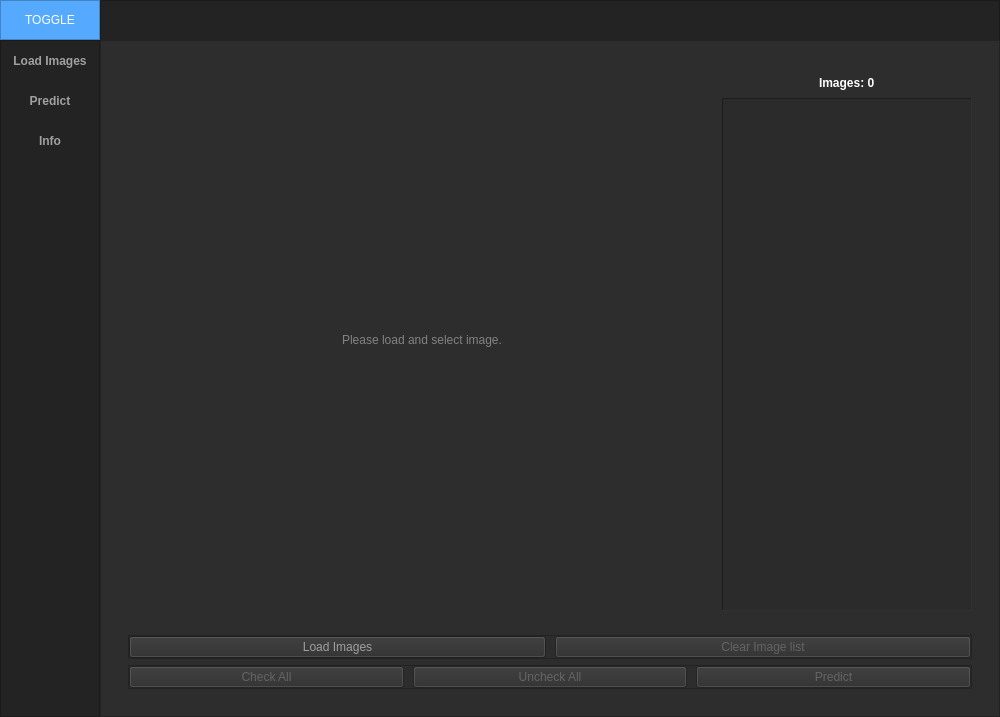
Above: ui/new_ui/ui_main2.ui from Mohamab29/ProjectFrac before the change. Below: the same form after it.
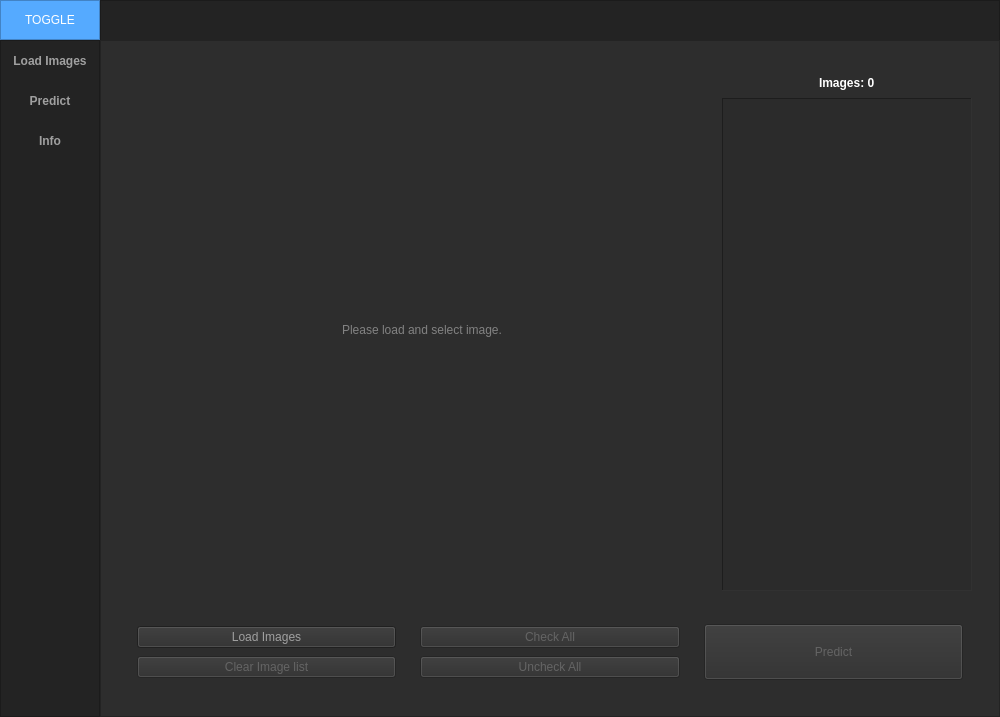
That is the form after the change.

Commit message: new order of buttons

The edit to the form file:
```diff
--- a/ui/new_ui/ui_main2.ui
+++ b/ui/new_ui/ui_main2.ui
@@ -496,30 +496,30 @@
                 <property name="frameShadow">
                  <enum>QFrame::Raised</enum>
                 </property>
-                <layout class="QVBoxLayout" name="verticalLayout_10">
+                <layout class="QHBoxLayout" name="horizontalLayout_8">
                  <item>
-                  <widget class="QFrame" name="frame_5">
+                  <widget class="QFrame" name="frame_load_clear_images">
                    <property name="frameShape">
-                    <enum>QFrame::StyledPanel</enum>
+                    <enum>QFrame::NoFrame</enum>
                    </property>
                    <property name="frameShadow">
                     <enum>QFrame::Raised</enum>
                    </property>
-                   <layout class="QHBoxLayout" name="horizontalLayout_4">
+                   <layout class="QVBoxLayout" name="verticalLayout_10">
                     <property name="spacing">
-                     <number>9</number>
+                     <number>6</number>
                     </property>
                     <property name="leftMargin">
-                     <number>0</number>
+                     <number>9</number>
                     </property>
                     <property name="topMargin">
-                     <number>0</number>
+                     <number>9</number>
                     </property>
                     <property name="rightMargin">
-                     <number>0</number>
+                     <number>9</number>
                     </property>
                     <property name="bottomMargin">
-                     <number>0</number>
+                     <number>9</number>
                     </property>
                     <item>
                      <widget class="QPushButton" name="btn_load_images">
@@ -591,31 +591,16 @@
                   </widget>
                  </item>
                  <item>
-                  <widget class="QFrame" name="frame_6">
+                  <widget class="QFrame" name="frame_check_uncheck_images">
                    <property name="frameShape">
-                    <enum>QFrame::StyledPanel</enum>
+                    <enum>QFrame::NoFrame</enum>
                    </property>
                    <property name="frameShadow">
                     <enum>QFrame::Raised</enum>
                    </property>
-                   <layout class="QHBoxLayout" name="horizontalLayout_7">
-                    <property name="spacing">
-                     <number>9</number>
-                    </property>
-                    <property name="leftMargin">
-                     <number>0</number>
-                    </property>
-                    <property name="topMargin">
-                     <number>0</number>
-                    </property>
-                    <property name="rightMargin">
-                     <number>0</number>
-                    </property>
-                    <property name="bottomMargin">
-                     <number>0</number>
-                    </property>
+                   <layout class="QVBoxLayout" name="verticalLayout_12">
                     <item>
-                     <widget class="QPushButton" name="pushButton_4">
+                     <widget class="QPushButton" name="btn_check_all">
                       <property name="enabled">
                        <bool>false</bool>
                       </property>
@@ -633,7 +618,7 @@
                      </widget>
                     </item>
                     <item>
-                     <widget class="QPushButton" name="pushButton_3">
+                     <widget class="QPushButton" name="btn_uncheck_all">
                       <property name="enabled">
                        <bool>false</bool>
                       </property>
@@ -650,11 +635,29 @@
                       </property>
                      </widget>
                     </item>
+                   </layout>
+                  </widget>
+                 </item>
+                 <item>
+                  <widget class="QFrame" name="frame_predict">
+                   <property name="frameShape">
+                    <enum>QFrame::NoFrame</enum>
+                   </property>
+                   <property name="frameShadow">
+                    <enum>QFrame::Raised</enum>
+                   </property>
+                   <layout class="QVBoxLayout" name="verticalLayout_13">
                     <item>
-                     <widget class="QPushButton" name="pushButton_2">
+                     <widget class="QPushButton" name="btn_predict">
                       <property name="enabled">
                        <bool>false</bool>
                       </property>
+                      <property name="minimumSize">
+                       <size>
+                        <width>0</width>
+                        <height>56</height>
+                       </size>
+                      </property>
                       <property name="styleSheet">
                        <string notr="true">QPushButton {
 	color: rgb(100, 100, 100);
```
The commit also changes 4 other files.
